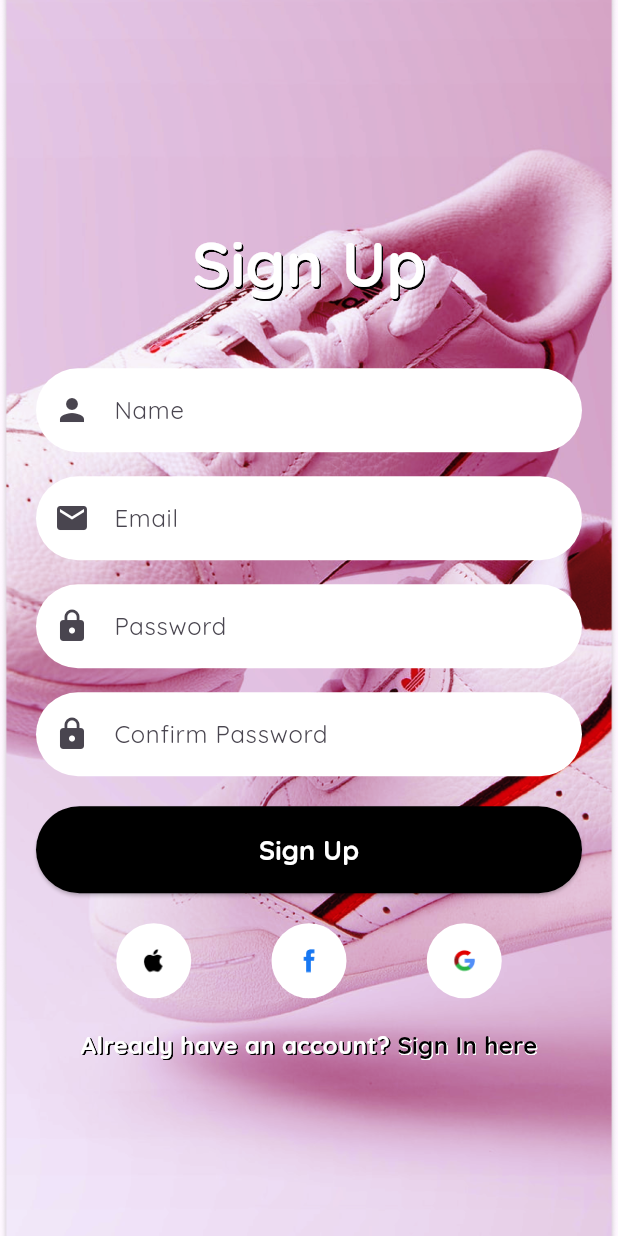
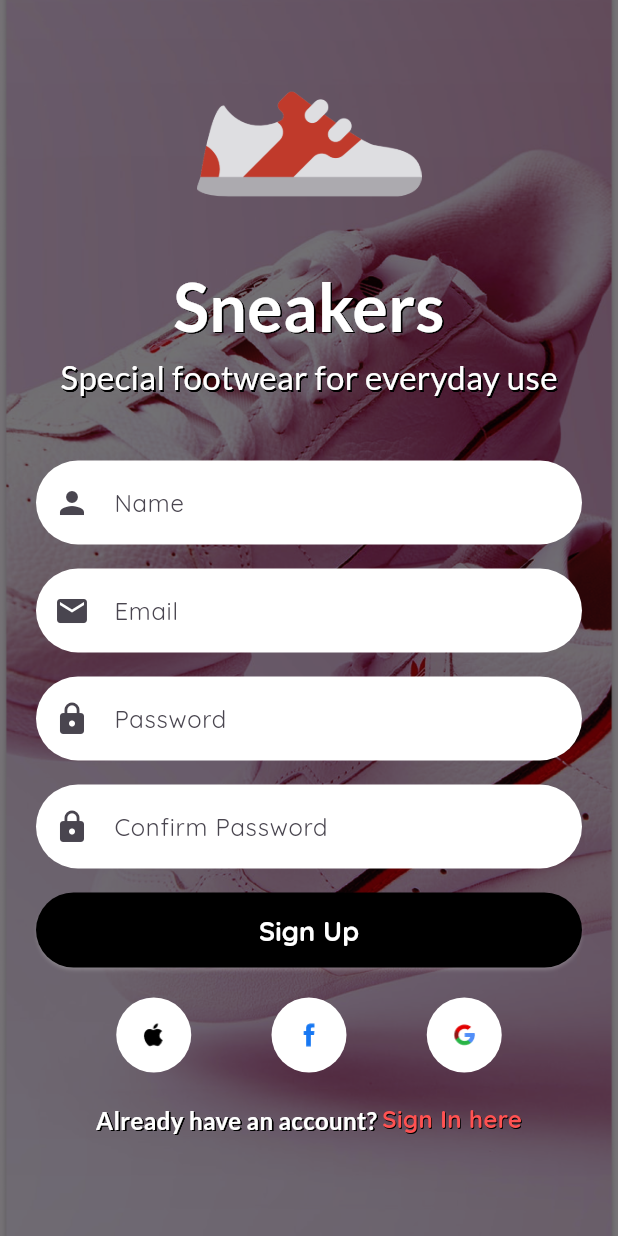
Before and after one commit to ali2hmed/sneakers, a Flutter app: the screen it shows after launch, after a tap on "Sign Up here", on a phone screen of 412 x 824 dp. Run offline on Flutter 3.47's test engine with Material 3 defaults, Android fonts, the phone set to English and light mode, and no system bars; our stand-ins replace custom_navigation_bar, font_awesome_flutter, google_fonts, shared_preferences, simple_animations, sqflite and 1 more; accounts and stored records are empty.

Commit message:
changed ui sign in/up

```diff
--- a/lib/view/sign_in_screen.dart
+++ b/lib/view/sign_in_screen.dart
@@ -1,5 +1,6 @@
 import 'package:flutter/material.dart';
 import 'package:provider/provider.dart';
+import 'package:google_fonts/google_fonts.dart';
 import '../db_helper.dart';
 import '../providers/user_provider.dart';
 
@@ -21,11 +22,9 @@ class SneakersSignInScreen extends StatelessWidget {
       return;
     }
 
-    // Fetch the user by email and password
     final user = await _dbHelper.getUser(email, password);
 
     if (user != null) {
-      // Set the user in the provider
       await Provider.of<UserProvider>(context, listen: false)
           .setUser(user['id'], user['name']);
 
@@ -46,7 +45,7 @@ class SneakersSignInScreen extends StatelessWidget {
     FontWeight fontWeight = FontWeight.bold,
     Color textColor = Colors.white,
   }) {
-    return TextStyle(
+    return GoogleFonts.lato(
       fontSize: fontSize,
       fontWeight: fontWeight,
       color: textColor,
@@ -67,30 +66,41 @@ class SneakersSignInScreen extends StatelessWidget {
           image: DecorationImage(
             image: AssetImage('assets/images/splash_background.jpg'),
             fit: BoxFit.cover,
+            colorFilter: ColorFilter.mode(
+              Colors.black54,
+              BlendMode.darken,
+            ),
           ),
         ),
         child: Center(
           child: SingleChildScrollView(
-            padding: const EdgeInsets.symmetric(horizontal: 24), // Adjusted padding
+            padding: const EdgeInsets.symmetric(horizontal: 24),
             child: Column(
               mainAxisAlignment: MainAxisAlignment.center,
               crossAxisAlignment: CrossAxisAlignment.stretch,
               children: [
-                const SizedBox(height: 80),
-                // Title
+                const SizedBox(height: 5),
+                // Logo and Title
                 Center(
-                  child: Text(
+                  child: Column(
+                    children: [
+                      Image.asset(
+                        'assets/images/logo.png', // Add your logo here
+                        height: 150,
+                      ),
+                      const SizedBox(height:2),
+                      Text(
                         'Sneakers',
-                    style: strokeTextStyle(fontSize: 42),
+                        style: strokeTextStyle(fontSize: 44),
+                      ),
+                      Text(
+                        'Special footwear for everyday use',
+                        style: strokeTextStyle(
+                          fontSize: 22,
+                          fontWeight: FontWeight.w500,
                         ),
                       ),
-                Center(
-                  child: Text(
-                    'Special footwear for everyday use',
-                    style: strokeTextStyle(
-                      fontSize: 16,
-                      fontWeight: FontWeight.w500,
-                    ),
+                    ],
                   ),
                 ),
                 const SizedBox(height: 40),
@@ -129,7 +139,9 @@ class SneakersSignInScreen extends StatelessWidget {
                 Align(
                   alignment: Alignment.center,
                   child: TextButton(
-                    onPressed: () {},
+                    onPressed: () {
+                      // TODO: Add Forgot Password functionality
+                    },
                     child: Text(
                       'Forgot Password?',
                       style: strokeTextStyle(
@@ -141,7 +153,10 @@ class SneakersSignInScreen extends StatelessWidget {
                 ),
                 const SizedBox(height: 16),
                 // Sign In Button
-                ElevatedButton(
+                AnimatedContainer(
+                  duration: const Duration(milliseconds: 200),
+                  curve: Curves.easeInOut,
+                  child: ElevatedButton(
                     onPressed: () => _loginUser(context),
                     style: ElevatedButton.styleFrom(
                       backgroundColor: Colors.black,
@@ -149,6 +164,7 @@ class SneakersSignInScreen extends StatelessWidget {
                         borderRadius: BorderRadius.circular(30),
                       ),
                       minimumSize: const Size(double.infinity, 50),
+                      shadowColor: Colors.white.withOpacity(0.5),
                     ),
                     child: const Text(
                       'Sign In',
@@ -156,6 +172,7 @@ class SneakersSignInScreen extends StatelessWidget {
                         color: Colors.white,
                         fontWeight: FontWeight.bold,
                         fontSize: 18,
+                      ),
                     ),
                   ),
                 ),
@@ -171,7 +188,6 @@ class SneakersSignInScreen extends StatelessWidget {
                 ),
                 const SizedBox(height: 20),
                 // Sign Up Link
-// Sign In Link
                 Row(
                   mainAxisAlignment: MainAxisAlignment.center,
                   children: [
@@ -191,12 +207,10 @@ class SneakersSignInScreen extends StatelessWidget {
                         style: TextStyle(
                           fontSize: 16,
                           fontWeight: FontWeight.w700,
-                                color: Colors.black, // Black text color
+                          color: Colors.redAccent,
                           shadows: [
-                                  Shadow(offset: Offset(0.5, 0.5), color: Colors.white),
-                                  Shadow(offset: Offset(0.5, 0.5), color: Colors.white),
-                                  Shadow(offset: Offset(0.5, 0.5), color: Colors.white),
-                                  Shadow(offset: Offset(0.5, 0.5), color: Colors.white),
+                            Shadow(offset: Offset(0.5, 0.5), color: Colors.black),
+                            Shadow(offset: Offset(0.5, 0.5), color: Colors.black),
                           ],
                         ),
                       ),
@@ -212,9 +226,15 @@ class SneakersSignInScreen extends StatelessWidget {
     );
   }
 
-  // Social Media Button
+  // Social Media Button with hover effect
   Widget _socialButton(String assetPath) {
-    return Container(
+    return GestureDetector(
+      onTap: () {
+        // TODO: Add social media login functionality
+      },
+      child: MouseRegion(
+        cursor: SystemMouseCursors.click,
+        child: Container(
           height: 50,
           width: 50,
           decoration: const BoxDecoration(
@@ -225,6 +245,8 @@ class SneakersSignInScreen extends StatelessWidget {
             padding: const EdgeInsets.all(8.0),
             child: Image.asset(assetPath, fit: BoxFit.contain),
           ),
+        ),
+      ),
     );
   }
 }
--- a/lib/view/sign_up_screen.dart
+++ b/lib/view/sign_up_screen.dart
@@ -1,4 +1,5 @@
 import 'package:flutter/material.dart';
+import 'package:google_fonts/google_fonts.dart';
 import '../db_helper.dart';
 
 class SneakersSignUpScreen extends StatelessWidget {
@@ -7,7 +8,8 @@ class SneakersSignUpScreen extends StatelessWidget {
   final TextEditingController _nameController = TextEditingController();
   final TextEditingController _emailController = TextEditingController();
   final TextEditingController _passwordController = TextEditingController();
-  final TextEditingController _confirmPasswordController = TextEditingController();
+  final TextEditingController _confirmPasswordController =
+      TextEditingController();
   final DBHelper _dbHelper = DBHelper();
 
   void _registerUser(BuildContext context) async {
@@ -58,7 +60,7 @@ class SneakersSignUpScreen extends StatelessWidget {
     FontWeight fontWeight = FontWeight.bold,
     Color textColor = Colors.white,
   }) {
-    return TextStyle(
+    return GoogleFonts.lato(
       fontSize: fontSize,
       fontWeight: fontWeight,
       color: textColor,
@@ -79,25 +81,45 @@ class SneakersSignUpScreen extends StatelessWidget {
           image: DecorationImage(
             image: AssetImage('assets/images/splash_background.jpg'),
             fit: BoxFit.cover,
+            colorFilter: ColorFilter.mode(
+              Colors.black54,
+              BlendMode.darken,
+            ),
           ),
         ),
         child: Center(
           child: SingleChildScrollView(
-            padding: const EdgeInsets.symmetric(horizontal: 24), // Adjusted padding
+            padding: const EdgeInsets.symmetric(horizontal: 24),
             child: Column(
               mainAxisAlignment: MainAxisAlignment.center,
               crossAxisAlignment: CrossAxisAlignment.stretch,
               children: [
-                const SizedBox(height: 80),
-                // Title
+                const SizedBox(height: 5),
+                // Logo and Title
                 Center(
-                  child: Text(
-                    'Sign Up',
-                    style: strokeTextStyle(fontSize: 42),
+                  child: Column(
+                    children: [
+                      Image.asset(
+                        'assets/images/logo.png', // Add your logo here
+                        height: 150,
+                      ),
+                      const SizedBox(height: 2),
+                      Text(
+                        'Sneakers',
+                        style: strokeTextStyle(fontSize: 44),
+                      ),
+                      Text(
+                        'Special footwear for everyday use',
+                        style: strokeTextStyle(
+                          fontSize: 22,
+                          fontWeight: FontWeight.w500,
+                        ),
+                      ),
+                    ],
                   ),
                 ),
                 const SizedBox(height: 40),
-                // Name Field
+                // Name Input
                 TextField(
                   controller: _nameController,
                   decoration: InputDecoration(
@@ -112,7 +134,7 @@ class SneakersSignUpScreen extends StatelessWidget {
                   ),
                 ),
                 const SizedBox(height: 16),
-                // Email Field
+                // Email Input
                 TextField(
                   controller: _emailController,
                   decoration: InputDecoration(
@@ -127,7 +149,7 @@ class SneakersSignUpScreen extends StatelessWidget {
                   ),
                 ),
                 const SizedBox(height: 16),
-                // Password Field
+                // Password Input
                 TextField(
                   controller: _passwordController,
                   obscureText: true,
@@ -143,7 +165,7 @@ class SneakersSignUpScreen extends StatelessWidget {
                   ),
                 ),
                 const SizedBox(height: 16),
-                // Confirm Password Field
+                // Confirm Password Input
                 TextField(
                   controller: _confirmPasswordController,
                   obscureText: true,
@@ -158,9 +180,12 @@ class SneakersSignUpScreen extends StatelessWidget {
                     fillColor: Colors.white,
                   ),
                 ),
-                const SizedBox(height: 20),
+                const SizedBox(height: 16),
                 // Sign Up Button
-                ElevatedButton(
+                AnimatedContainer(
+                  duration: const Duration(milliseconds: 200),
+                  curve: Curves.easeInOut,
+                  child: ElevatedButton(
                     onPressed: () => _registerUser(context),
                     style: ElevatedButton.styleFrom(
                       backgroundColor: Colors.black,
@@ -168,7 +193,7 @@ class SneakersSignUpScreen extends StatelessWidget {
                         borderRadius: BorderRadius.circular(30),
                       ),
                       minimumSize: const Size(double.infinity, 50),
-                    padding: const EdgeInsets.symmetric(vertical: 16),
+                      shadowColor: Colors.white.withOpacity(0.5),
                     ),
                     child: const Text(
                       'Sign Up',
@@ -176,6 +201,7 @@ class SneakersSignUpScreen extends StatelessWidget {
                         color: Colors.white,
                         fontWeight: FontWeight.bold,
                         fontSize: 18,
+                      ),
                     ),
                   ),
                 ),
@@ -190,7 +216,7 @@ class SneakersSignUpScreen extends StatelessWidget {
                   ],
                 ),
                 const SizedBox(height: 20),
-                // Already Have an Account
+                // Already have an account
                 Row(
                   mainAxisAlignment: MainAxisAlignment.center,
                   children: [
@@ -210,12 +236,10 @@ class SneakersSignUpScreen extends StatelessWidget {
                         style: TextStyle(
                           fontSize: 16,
                           fontWeight: FontWeight.w700,
-                                    color: Colors.black, // Black text color
+                          color: Colors.redAccent,
                           shadows: [
-                                    Shadow(offset: Offset(0.5, 0.5), color: Colors.white),
-                                    Shadow(offset: Offset(0.5, 0.5), color: Colors.white),
-                                    Shadow(offset: Offset(0.5, 0.5), color: Colors.white),
-                                    Shadow(offset: Offset(0.5, 0.5), color: Colors.white),
+                            Shadow(offset: Offset(0.5, 0.5), color: Colors.black),
+                            Shadow(offset: Offset(0.5, 0.5), color: Colors.black),
                           ],
                         ),
                       ),
@@ -231,9 +255,15 @@ class SneakersSignUpScreen extends StatelessWidget {
     );
   }
 
-  // Social Media Button
+  // Social Media Button with hover effect
   Widget _socialButton(String assetPath) {
-    return Container(
+    return GestureDetector(
+      onTap: () {
+        // TODO: Add social media login functionality
+      },
+      child: MouseRegion(
+        cursor: SystemMouseCursors.click,
+        child: Container(
           height: 50,
           width: 50,
           decoration: const BoxDecoration(
@@ -244,6 +274,8 @@ class SneakersSignUpScreen extends StatelessWidget {
             padding: const EdgeInsets.all(8.0),
             child: Image.asset(assetPath, fit: BoxFit.contain),
           ),
+        ),
+      ),
     );
   }
 }
--- a/pubspec.yaml
+++ b/pubspec.yaml
@@ -23,6 +23,7 @@ dependencies:
   custom_navigation_bar: ^0.8.2
   simple_animations: ^4.0.1
   supercharged: ^2.1.1
+  google_fonts: ^4.0.3
 
 dev_dependencies:
   flutter_test:
@@ -35,6 +36,7 @@ flutter:
 
   assets:
     - assets/images/
+    - assets/images/logo.png
     - assets/images/splash_background.jpg
     - assets/images/sign_in_background.jpg
     - assets/icons/apple.png
```
Also changed, not shown: assets/images/logo.png (added), pubspec.lock, 1 other file. Lines whose indentation alone changed are shown as unchanged.
